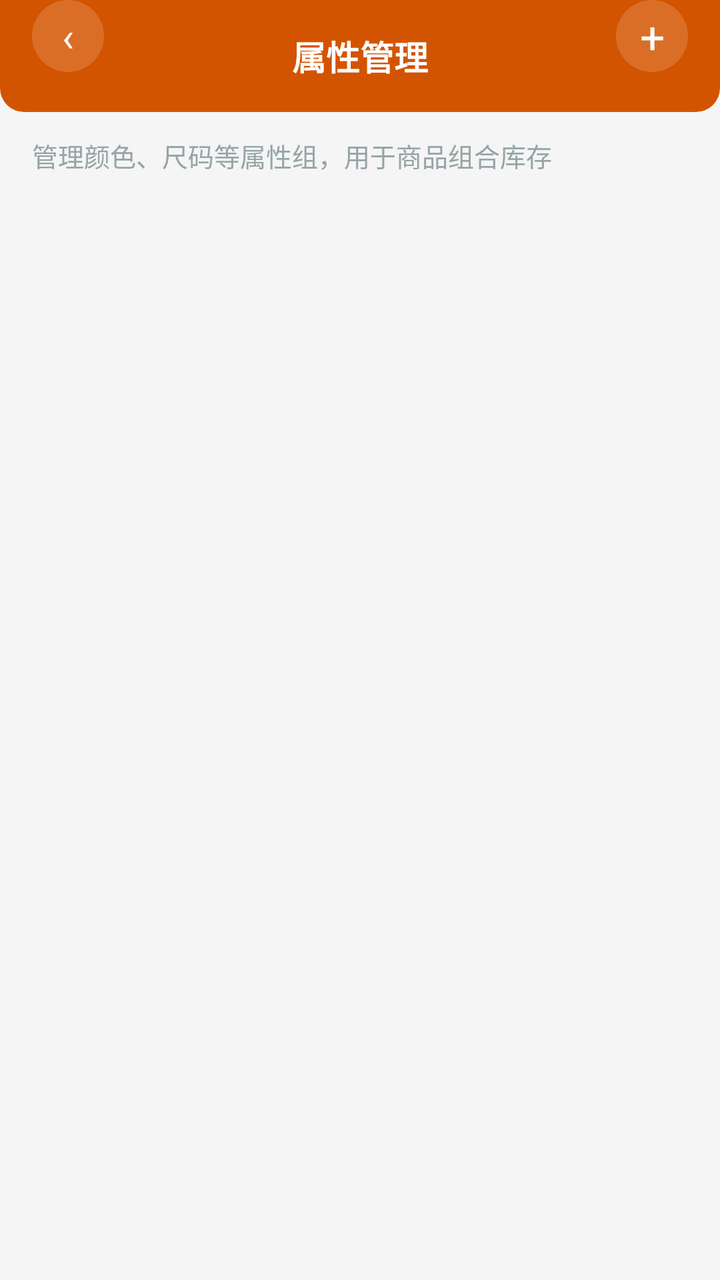
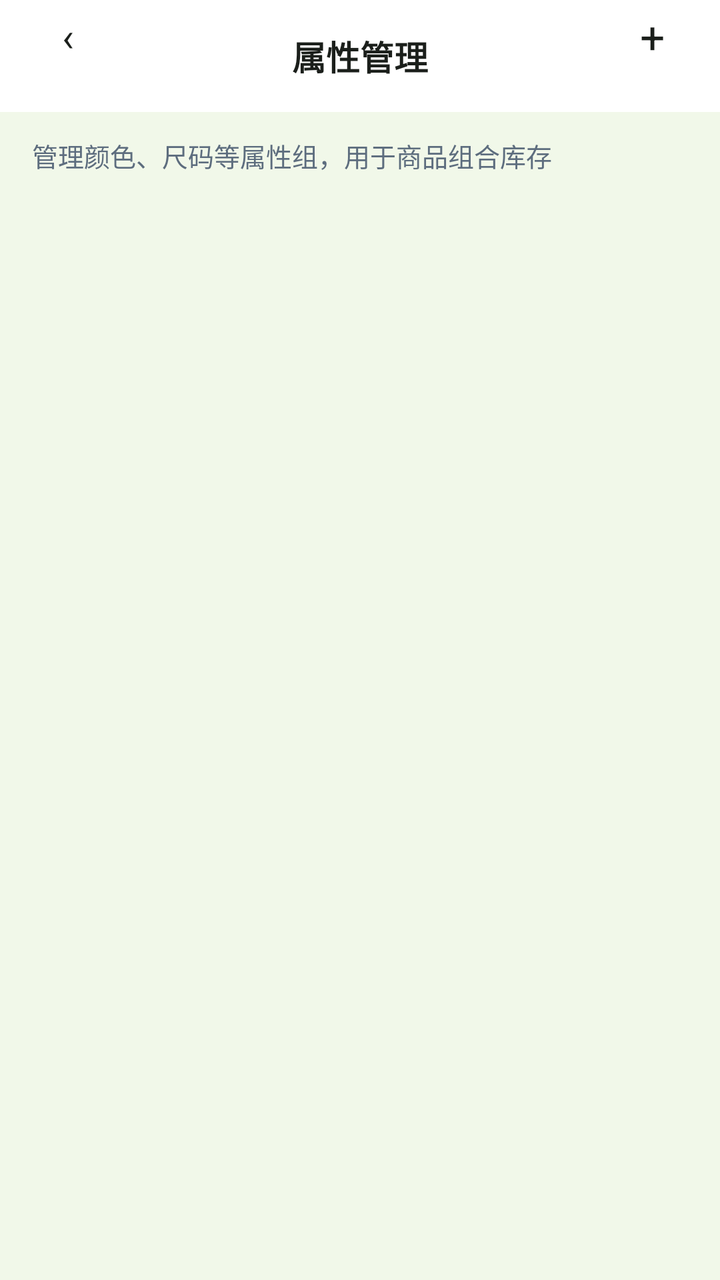

An Android layout rendered at two revisions. The XML below is the earlier revision; the diff shows what the commit changed to produce the second picture.
<!-- AndroidManifest.xml: application theme Theme.ClothingSI -->
<!-- res/layout/activity_attributes.xml -->
<?xml version="1.0" encoding="utf-8"?>
<LinearLayout xmlns:android="http://schemas.android.com/apk/res/android"
    xmlns:app="http://schemas.android.com/apk/res-auto"
    android:layout_width="match_parent" android:layout_height="match_parent"
    android:orientation="vertical" android:background="#F5F5F5">
    <RelativeLayout android:layout_width="match_parent" android:layout_height="56dp"
        android:background="@drawable/header_bar_bg" android:paddingHorizontal="16dp">
        <TextView android:id="@+id/btn_back" android:layout_width="36dp" android:layout_height="36dp"
            android:text="‹" android:textSize="20dp" android:textColor="#FFFFFF"
            android:gravity="center" android:background="@drawable/circle_bg" />
        <TextView android:layout_width="wrap_content" android:layout_height="wrap_content"
            android:text="属性管理" android:textSize="17dp" android:textStyle="bold"
            android:textColor="#FFFFFF" android:layout_centerInParent="true" />
        <TextView android:id="@+id/btn_add_group" android:layout_width="36dp" android:layout_height="36dp"
            android:text="+" android:textSize="22dp" android:textColor="#FFFFFF"
            android:gravity="center" android:layout_alignParentEnd="true"
            android:background="@drawable/circle_bg" />
    </RelativeLayout>
    <TextView android:layout_width="match_parent" android:layout_height="wrap_content"
        android:text="管理颜色、尺码等属性组，用于商品组合库存"
        android:textSize="13dp" android:textColor="#95A5A6" android:paddingHorizontal="16dp"
        android:paddingTop="12dp" android:paddingBottom="4dp" />
    <androidx.recyclerview.widget.RecyclerView android:id="@+id/rv_attribute_groups"
        android:layout_width="match_parent" android:layout_height="match_parent" android:padding="16dp" />
</LinearLayout>
<!-- resources referenced by this layout -->
<resources>
  <!-- drawable circle_bg (drawable) -->
  <?xml version="1.0" encoding="utf-8"?>
  <shape xmlns:android="http://schemas.android.com/apk/res/android" android:shape="oval">
      <solid android:color="#26FFFFFF" />
  </shape>
  <!-- drawable header_bar_bg (drawable) -->
  <?xml version="1.0" encoding="utf-8"?>
  <shape xmlns:android="http://schemas.android.com/apk/res/android" android:shape="rectangle">
      <solid android:color="#D35400" />
      <corners android:bottomLeftRadius="12dp" android:bottomRightRadius="12dp" />
  </shape>
  <style name="Theme.ClothingSI" parent="Theme.Material3.Light.NoActionBar">
          <item name="colorPrimary">@color/primary</item>
          <item name="colorPrimaryDark">@color/primary_dark</item>
          <item name="colorAccent">@color/accent</item>
          <item name="android:statusBarColor">@color/primary_dark</item>
          <item name="android:navigationBarColor">@color/white</item>
      </style>
  <color name="primary">#E85D3A</color>
  <color name="primary_dark">#D35400</color>
  <color name="accent">#F4A460</color>
  <color name="white">#FFFFFF</color>
</resources>

<!-- the commit's change to res/layout/activity_attributes.xml (unified diff, before → after) -->
@@ -2,23 +2,23 @@
 <LinearLayout xmlns:android="http://schemas.android.com/apk/res/android"
     xmlns:app="http://schemas.android.com/apk/res-auto"
     android:layout_width="match_parent" android:layout_height="match_parent"
-    android:orientation="vertical" android:background="#F5F5F5">
+    android:orientation="vertical" android:background="@color/bg">
     <RelativeLayout android:layout_width="match_parent" android:layout_height="56dp"
         android:background="@drawable/header_bar_bg" android:paddingHorizontal="16dp">
         <TextView android:id="@+id/btn_back" android:layout_width="36dp" android:layout_height="36dp"
-            android:text="‹" android:textSize="20dp" android:textColor="#FFFFFF"
+            android:text="‹" android:textSize="20dp" android:textColor="@color/text_primary"
             android:gravity="center" android:background="@drawable/circle_bg" />
         <TextView android:layout_width="wrap_content" android:layout_height="wrap_content"
             android:text="属性管理" android:textSize="17dp" android:textStyle="bold"
-            android:textColor="#FFFFFF" android:layout_centerInParent="true" />
+            android:textColor="@color/text_primary" android:layout_centerInParent="true" />
         <TextView android:id="@+id/btn_add_group" android:layout_width="36dp" android:layout_height="36dp"
-            android:text="+" android:textSize="22dp" android:textColor="#FFFFFF"
+            android:text="+" android:textSize="22dp" android:textColor="@color/text_primary"
             android:gravity="center" android:layout_alignParentEnd="true"
             android:background="@drawable/circle_bg" />
     </RelativeLayout>
     <TextView android:layout_width="match_parent" android:layout_height="wrap_content"
         android:text="管理颜色、尺码等属性组，用于商品组合库存"
-        android:textSize="13dp" android:textColor="#95A5A6" android:paddingHorizontal="16dp"
+        android:textSize="13dp" android:textColor="@color/text_secondary" android:paddingHorizontal="16dp"
         android:paddingTop="12dp" android:paddingBottom="4dp" />
     <androidx.recyclerview.widget.RecyclerView android:id="@+id/rv_attribute_groups"
         android:layout_width="match_parent" android:layout_height="match_parent" android:padding="16dp" />
<!-- resource entries referenced after the edit -->
@@ -1,5 +1,8 @@
 <!-- resources referenced by this layout -->
 <resources>
+  <color name="bg">#F1F8E9</color>
+  <color name="text_primary">#1B1F1B</color>
+  <color name="text_secondary">#5D6D7E</color>
   <!-- drawable circle_bg (drawable) -->
   <?xml version="1.0" encoding="utf-8"?>
   <shape xmlns:android="http://schemas.android.com/apk/res/android" android:shape="oval">
@@ -8,19 +11,26 @@
   <!-- drawable header_bar_bg (drawable) -->
   <?xml version="1.0" encoding="utf-8"?>
   <shape xmlns:android="http://schemas.android.com/apk/res/android" android:shape="rectangle">
-      <solid android:color="#D35400" />
-      <corners android:bottomLeftRadius="12dp" android:bottomRightRadius="12dp" />
+      <solid android:color="#FFFFFF" />
   </shape>
   <style name="Theme.ClothingSI" parent="Theme.Material3.Light.NoActionBar">
           <item name="colorPrimary">@color/primary</item>
           <item name="colorPrimaryDark">@color/primary_dark</item>
           <item name="colorAccent">@color/accent</item>
-          <item name="android:statusBarColor">@color/primary_dark</item>
+          <item name="android:statusBarColor">@android:color/transparent</item>
           <item name="android:navigationBarColor">@color/white</item>
+          
+          <item name="android:windowLightStatusBar">true</item>
+          
+          <item name="android:fontFamily">sans-serif</item>
+          <item name="android:textViewStyle">@style/TextView.Base</item>
       </style>
-  <color name="primary">#E85D3A</color>
-  <color name="primary_dark">#D35400</color>
-  <color name="accent">#F4A460</color>
+  <color name="primary">#2E7D32</color>
+  <color name="primary_dark">#1B5E20</color>
+  <color name="accent">#66BB6A</color>
   <color name="white">#FFFFFF</color>
+  <style name="TextView.Base" parent="android:Widget.TextView">
+          <item name="android:fontFamily">sans-serif</item>
+      </style>
 </resources>
 
